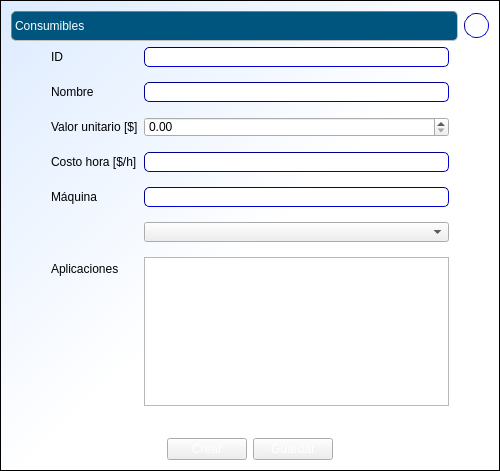
Before: the Qt Designer form cosmec/formularioconsumibles.ui in Exxu/cosmec-si, drawn with Qt 5.
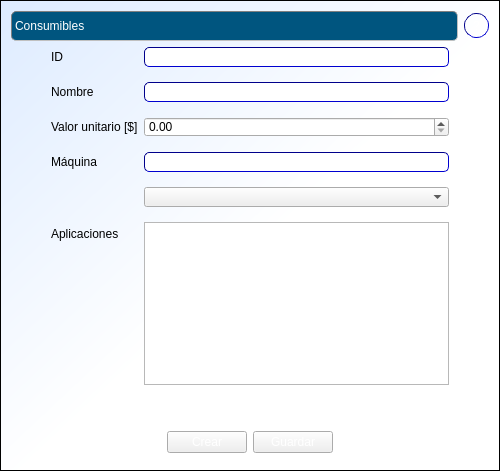
After: the same form once the commit is applied. Icons and pictures are not drawn.

Commit message: ultima modificacion consumible columna costo_hora y calculo de actividad de trabajo

Patch:
```diff
--- a/cosmec/formularioconsumibles.ui
+++ b/cosmec/formularioconsumibles.ui
@@ -196,33 +196,13 @@
         </widget>
        </item>
        <item row="3" column="0">
-        <widget class="QLabel" name="label_6">
-         <property name="text">
-          <string>Costo hora [$/h]</string>
-         </property>
-        </widget>
-       </item>
-       <item row="3" column="1">
-        <widget class="QLineEdit" name="lineEdit_3">
-         <property name="enabled">
-          <bool>false</bool>
-         </property>
-         <property name="minimumSize">
-          <size>
-           <width>0</width>
-           <height>20</height>
-          </size>
-         </property>
-        </widget>
-       </item>
-       <item row="4" column="0">
         <widget class="QLabel" name="label_7">
          <property name="text">
           <string>Máquina</string>
          </property>
         </widget>
        </item>
-       <item row="4" column="1">
+       <item row="3" column="1">
         <widget class="QLineEdit" name="lineEdit_4">
          <property name="enabled">
           <bool>false</bool>
@@ -235,7 +215,7 @@
          </property>
         </widget>
        </item>
-       <item row="5" column="1">
+       <item row="4" column="1">
         <widget class="QComboBox" name="comboBox">
          <property name="minimumSize">
           <size>
@@ -245,14 +225,14 @@
          </property>
         </widget>
        </item>
-       <item row="6" column="0">
+       <item row="5" column="0">
         <widget class="QLabel" name="label_9">
          <property name="text">
           <string>Aplicaciones</string>
          </property>
         </widget>
        </item>
-       <item row="6" column="1">
+       <item row="5" column="1">
         <widget class="QPlainTextEdit" name="plainTextEdit">
          <property name="minimumSize">
           <size>
```
The commit also changes 9 other files.
